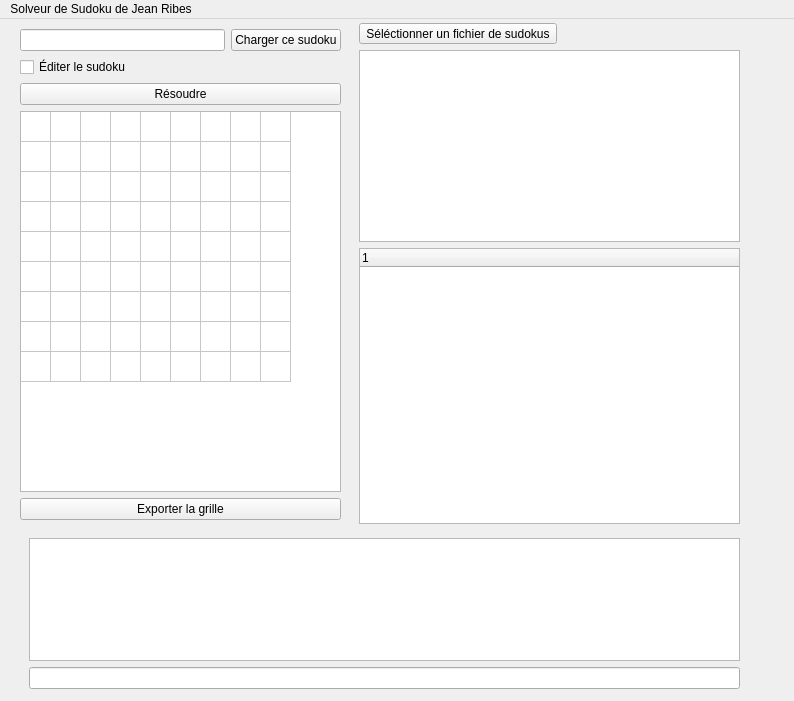
Before: the Qt Designer form qtcreator-ui/SudokuSolver/mainwindow.ui in JeanRibes/PIT_sudoku_Jean_Ribes, drawn with Qt 5.
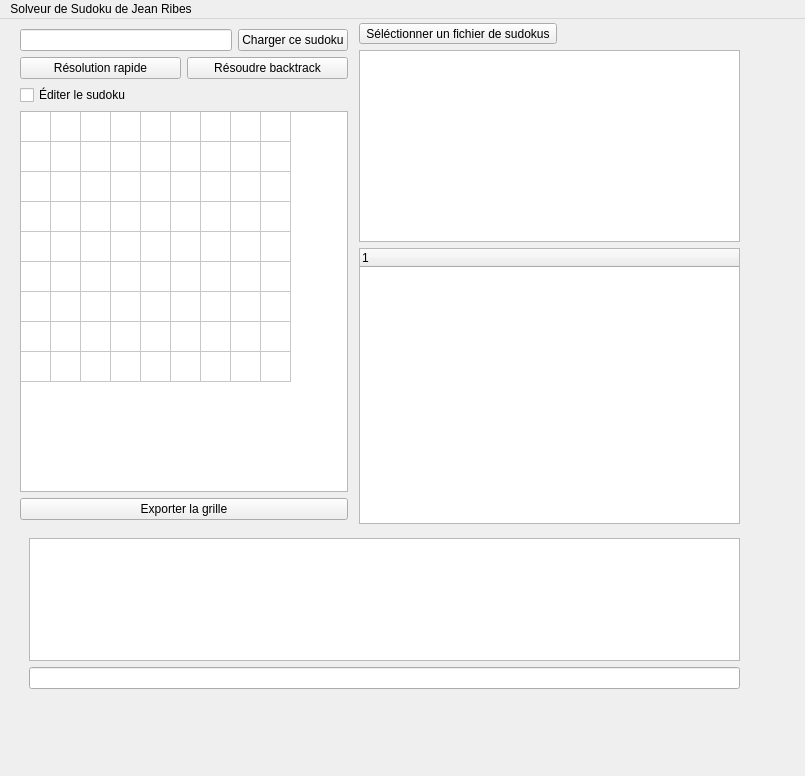
After: the same form once the commit is applied.

The edit to the form file:
```diff
--- a/qtcreator-ui/SudokuSolver/mainwindow.ui
+++ b/qtcreator-ui/SudokuSolver/mainwindow.ui
@@ -6,8 +6,8 @@
    <rect>
     <x>0</x>
     <y>0</y>
-    <width>794</width>
-    <height>701</height>
+    <width>805</width>
+    <height>776</height>
    </rect>
   </property>
   <property name="sizePolicy">
@@ -25,7 +25,7 @@
      <rect>
       <x>20</x>
       <y>10</y>
-      <width>321</width>
+      <width>328</width>
       <height>491</height>
      </rect>
     </property>
@@ -50,6 +50,24 @@
        </item>
       </layout>
      </item>
+     <item>
+      <layout class="QHBoxLayout" name="horizontalLayout_2">
+       <item>
+        <widget class="QPushButton" name="solveButton">
+         <property name="text">
+          <string>Résolution rapide</string>
+         </property>
+        </widget>
+       </item>
+       <item>
+        <widget class="QPushButton" name="big_solve">
+         <property name="text">
+          <string>Résoudre backtrack</string>
+         </property>
+        </widget>
+       </item>
+      </layout>
+     </item>
      <item>
       <widget class="QCheckBox" name="gridEditMode">
        <property name="text">
@@ -57,13 +75,6 @@
        </property>
       </widget>
      </item>
-     <item>
-      <widget class="QPushButton" name="solveButton">
-       <property name="text">
-        <string>Résoudre</string>
-       </property>
-      </widget>
-     </item>
      <item>
       <widget class="QTableWidget" name="sudokuTableWidget">
        <property name="enabled">
@@ -221,7 +232,7 @@
     <rect>
      <x>0</x>
      <y>0</y>
-     <width>794</width>
+     <width>805</width>
      <height>22</height>
     </rect>
    </property>
```
